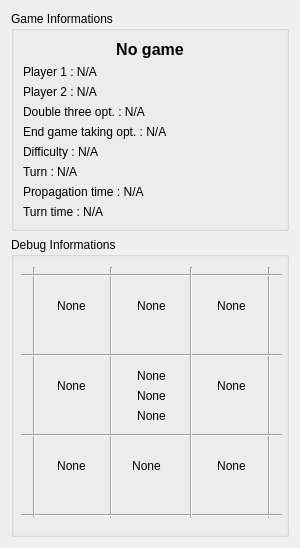
The window that GameInfos.ui (rouffj/gomoku) describes before a commit, drawn with Qt 5.
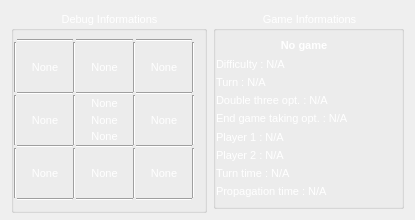
The same window after the commit.

```diff
--- a/GameInfos.ui
+++ b/GameInfos.ui
@@ -6,35 +6,482 @@
    <rect>
     <x>0</x>
     <y>0</y>
-    <width>300</width>
-    <height>544</height>
+    <width>415</width>
+    <height>220</height>
    </rect>
   </property>
+  <property name="minimumSize">
+   <size>
+    <width>415</width>
+    <height>220</height>
+   </size>
+  </property>
+  <property name="maximumSize">
+   <size>
+    <width>415</width>
+    <height>220</height>
+   </size>
+  </property>
   <property name="windowTitle">
    <string>Form</string>
   </property>
-  <layout class="QVBoxLayout" name="verticalLayout">
+  <property name="styleSheet">
+   <string notr="true"/>
+  </property>
+  <layout class="QHBoxLayout" name="horizontalLayout">
+   <item>
+    <widget class="QGroupBox" name="debugInfosGB">
+     <property name="minimumSize">
+      <size>
+       <width>196</width>
+       <height>202</height>
+      </size>
+     </property>
+     <property name="maximumSize">
+      <size>
+       <width>196</width>
+       <height>202</height>
+      </size>
+     </property>
+     <property name="styleSheet">
+      <string notr="true">color : white;
+font-size: 11px;
+</string>
+     </property>
+     <property name="title">
+      <string>Debug Informations</string>
+     </property>
+     <property name="alignment">
+      <set>Qt::AlignCenter</set>
+     </property>
+     <property name="checkable">
+      <bool>false</bool>
+     </property>
+     <property name="checked">
+      <bool>false</bool>
+     </property>
+     <layout class="QVBoxLayout" name="verticalLayout_3">
+      <property name="leftMargin">
+       <number>0</number>
+      </property>
+      <item>
+       <layout class="QGridLayout" name="gridLayout_2">
+        <property name="spacing">
+         <number>0</number>
+        </property>
+        <item row="3" column="3">
+         <layout class="QVBoxLayout" name="verticalLayout_4">
+          <item>
+           <widget class="QLabel" name="coordsLabel">
+            <property name="toolTip">
+             <string>Coords</string>
+            </property>
+            <property name="text">
+             <string>None</string>
+            </property>
+            <property name="alignment">
+             <set>Qt::AlignCenter</set>
+            </property>
+           </widget>
+          </item>
+          <item>
+           <widget class="QLabel" name="stoneLabel">
+            <property name="toolTip">
+             <string>Color</string>
+            </property>
+            <property name="text">
+             <string>None</string>
+            </property>
+            <property name="alignment">
+             <set>Qt::AlignCenter</set>
+            </property>
+           </widget>
+          </item>
+          <item>
+           <widget class="QLabel" name="takableLabel">
+            <property name="toolTip">
+             <string>Color</string>
+            </property>
+            <property name="text">
+             <string>None</string>
+            </property>
+            <property name="alignment">
+             <set>Qt::AlignCenter</set>
+            </property>
+           </widget>
+          </item>
+         </layout>
+        </item>
+        <item row="1" column="3">
+         <layout class="QVBoxLayout" name="verticalLayout_5">
+          <item>
+           <widget class="QLabel" name="alignTopLabel">
+            <property name="toolTip">
+             <string>Top</string>
+            </property>
+            <property name="text">
+             <string>
+None
+</string>
+            </property>
+            <property name="alignment">
+             <set>Qt::AlignCenter</set>
+            </property>
+           </widget>
+          </item>
+         </layout>
+        </item>
+        <item row="5" column="3">
+         <layout class="QVBoxLayout" name="verticalLayout_6">
+          <item>
+           <widget class="QLabel" name="alignBottomLabel">
+            <property name="toolTip">
+             <string>Bottom</string>
+            </property>
+            <property name="text">
+             <string>
+None
+</string>
+            </property>
+            <property name="alignment">
+             <set>Qt::AlignCenter</set>
+            </property>
+           </widget>
+          </item>
+         </layout>
+        </item>
+        <item row="1" column="5">
+         <layout class="QVBoxLayout" name="verticalLayout_7">
+          <item>
+           <widget class="QLabel" name="alignTopRightLabel">
+            <property name="toolTip">
+             <string>Top/Right</string>
+            </property>
+            <property name="text">
+             <string>
+None
+</string>
+            </property>
+            <property name="alignment">
+             <set>Qt::AlignCenter</set>
+            </property>
+           </widget>
+          </item>
+         </layout>
+        </item>
+        <item row="3" column="5">
+         <layout class="QVBoxLayout" name="verticalLayout_8">
+          <item>
+           <widget class="QLabel" name="alignRightLabel">
+            <property name="toolTip">
+             <string>Right</string>
+            </property>
+            <property name="text">
+             <string>
+None
+</string>
+            </property>
+            <property name="alignment">
+             <set>Qt::AlignCenter</set>
+            </property>
+           </widget>
+          </item>
+         </layout>
+        </item>
+        <item row="5" column="5">
+         <layout class="QVBoxLayout" name="verticalLayout_9">
+          <item>
+           <widget class="QLabel" name="alignBottomRightLabel">
+            <property name="toolTip">
+             <string>Bottom/Right</string>
+            </property>
+            <property name="text">
+             <string>
+None
+</string>
+            </property>
+            <property name="alignment">
+             <set>Qt::AlignCenter</set>
+            </property>
+           </widget>
+          </item>
+         </layout>
+        </item>
+        <item row="1" column="1">
+         <layout class="QVBoxLayout" name="verticalLayout_11">
+          <item>
+           <widget class="QLabel" name="alignTopLeftLabel">
+            <property name="toolTip">
+             <string>Top/Left</string>
+            </property>
+            <property name="text">
+             <string>
+None
+</string>
+            </property>
+            <property name="alignment">
+             <set>Qt::AlignCenter</set>
+            </property>
+           </widget>
+          </item>
+         </layout>
+        </item>
+        <item row="3" column="1">
+         <layout class="QVBoxLayout" name="verticalLayout_12">
+          <item>
+           <widget class="QLabel" name="alignLeftLabel">
+            <property name="toolTip">
+             <string>Left</string>
+            </property>
+            <property name="text">
+             <string>
+None
+</string>
+            </property>
+            <property name="alignment">
+             <set>Qt::AlignCenter</set>
+            </property>
+           </widget>
+          </item>
+         </layout>
+        </item>
+        <item row="5" column="1">
+         <layout class="QVBoxLayout" name="verticalLayout_13">
+          <item>
+           <widget class="QLabel" name="alignBottomLeftLabel">
+            <property name="toolTip">
+             <string>Bottom/Left</string>
+            </property>
+            <property name="text">
+             <string>
+None
+</string>
+            </property>
+            <property name="alignment">
+             <set>Qt::AlignCenter</set>
+            </property>
+           </widget>
+          </item>
+         </layout>
+        </item>
+        <item row="5" column="2">
+         <widget class="Line" name="line">
+          <property name="sizePolicy">
+           <sizepolicy hsizetype="Fixed" vsizetype="Minimum">
+            <horstretch>0</horstretch>
+            <verstretch>0</verstretch>
+           </sizepolicy>
+          </property>
+          <property name="orientation">
+           <enum>Qt::Vertical</enum>
+          </property>
+         </widget>
+        </item>
+        <item row="3" column="2">
+         <widget class="Line" name="line_2">
+          <property name="orientation">
+           <enum>Qt::Vertical</enum>
+          </property>
+         </widget>
+        </item>
+        <item row="1" column="2">
+         <widget class="Line" name="line_3">
+          <property name="orientation">
+           <enum>Qt::Vertical</enum>
+          </property>
+         </widget>
+        </item>
+        <item row="1" column="4">
+         <widget class="Line" name="line_4">
+          <property name="orientation">
+           <enum>Qt::Vertical</enum>
+          </property>
+         </widget>
+        </item>
+        <item row="3" column="4">
+         <widget class="Line" name="line_5">
+          <property name="orientation">
+           <enum>Qt::Vertical</enum>
+          </property>
+         </widget>
+        </item>
+        <item row="5" column="4">
+         <widget class="Line" name="line_6">
+          <property name="orientation">
+           <enum>Qt::Vertical</enum>
+          </property>
+         </widget>
+        </item>
+        <item row="4" column="1">
+         <widget class="Line" name="line_7">
+          <property name="orientation">
+           <enum>Qt::Horizontal</enum>
+          </property>
+         </widget>
+        </item>
+        <item row="4" column="3">
+         <widget class="Line" name="line_8">
+          <property name="orientation">
+           <enum>Qt::Horizontal</enum>
+          </property>
+         </widget>
+        </item>
+        <item row="4" column="5">
+         <widget class="Line" name="line_9">
+          <property name="orientation">
+           <enum>Qt::Horizontal</enum>
+          </property>
+         </widget>
+        </item>
+        <item row="2" column="1">
+         <widget class="Line" name="line_10">
+          <property name="orientation">
+           <enum>Qt::Horizontal</enum>
+          </property>
+         </widget>
+        </item>
+        <item row="2" column="3">
+         <widget class="Line" name="line_11">
+          <property name="orientation">
+           <enum>Qt::Horizontal</enum>
+          </property>
+         </widget>
+        </item>
+        <item row="2" column="5">
+         <widget class="Line" name="line_12">
+          <property name="orientation">
+           <enum>Qt::Horizontal</enum>
+          </property>
+         </widget>
+        </item>
+        <item row="6" column="1">
+         <widget class="Line" name="line_13">
+          <property name="orientation">
+           <enum>Qt::Horizontal</enum>
+          </property>
+         </widget>
+        </item>
+        <item row="6" column="3">
+         <widget class="Line" name="line_14">
+          <property name="orientation">
+           <enum>Qt::Horizontal</enum>
+          </property>
+         </widget>
+        </item>
+        <item row="6" column="5">
+         <widget class="Line" name="line_15">
+          <property name="orientation">
+           <enum>Qt::Horizontal</enum>
+          </property>
+         </widget>
+        </item>
+        <item row="0" column="3">
+         <widget class="Line" name="line_16">
+          <property name="orientation">
+           <enum>Qt::Horizontal</enum>
+          </property>
+         </widget>
+        </item>
+        <item row="0" column="1">
+         <widget class="Line" name="line_17">
+          <property name="orientation">
+           <enum>Qt::Horizontal</enum>
+          </property>
+         </widget>
+        </item>
+        <item row="0" column="5">
+         <widget class="Line" name="line_18">
+          <property name="orientation">
+           <enum>Qt::Horizontal</enum>
+          </property>
+         </widget>
+        </item>
+        <item row="3" column="0">
+         <widget class="Line" name="line_19">
+          <property name="orientation">
+           <enum>Qt::Vertical</enum>
+          </property>
+         </widget>
+        </item>
+        <item row="5" column="0">
+         <widget class="Line" name="line_20">
+          <property name="orientation">
+           <enum>Qt::Vertical</enum>
+          </property>
+         </widget>
+        </item>
+        <item row="1" column="0">
+         <widget class="Line" name="line_21">
+          <property name="orientation">
+           <enum>Qt::Vertical</enum>
+          </property>
+         </widget>
+        </item>
+        <item row="5" column="6">
+         <widget class="Line" name="line_22">
+          <property name="orientation">
+           <enum>Qt::Vertical</enum>
+          </property>
+         </widget>
+        </item>
+        <item row="3" column="6">
+         <widget class="Line" name="line_23">
+          <property name="orientation">
+           <enum>Qt::Vertical</enum>
+          </property>
+         </widget>
+        </item>
+        <item row="1" column="6">
+         <widget class="Line" name="line_24">
+          <property name="orientation">
+           <enum>Qt::Vertical</enum>
+          </property>
+         </widget>
+        </item>
+       </layout>
+      </item>
+     </layout>
+    </widget>
+   </item>
    <item>
     <widget class="QGroupBox" name="gameInfosGB">
      <property name="maximumSize">
       <size>
        <width>16777215</width>
-       <height>230</height>
+       <height>16777215</height>
       </size>
      </property>
+     <property name="styleSheet">
+      <string notr="true">color : white; font-size: 11px;</string>
+     </property>
      <property name="title">
       <string>Game Informations</string>
      </property>
+     <property name="alignment">
+      <set>Qt::AlignCenter</set>
+     </property>
+     <property name="flat">
+      <bool>false</bool>
+     </property>
+     <property name="checkable">
+      <bool>false</bool>
+     </property>
      <layout class="QVBoxLayout" name="verticalLayout_2">
+      <property name="leftMargin">
+       <number>0</number>
+      </property>
       <item>
        <widget class="QLabel" name="gameStatusLabel">
         <property name="font">
          <font>
-          <pointsize>12</pointsize>
+          <pointsize>-1</pointsize>
           <weight>75</weight>
           <bold>true</bold>
          </font>
         </property>
+        <property name="styleSheet">
+         <string notr="true">font-weight: bold;</string>
+        </property>
         <property name="text">
          <string>No game</string>
         </property>
@@ -43,34 +490,6 @@
         </property>
        </widget>
       </item>
-      <item>
-       <widget class="QLabel" name="playerOneLabel">
-        <property name="text">
-         <string>Player 1 : N/A</string>
-        </property>
-       </widget>
-      </item>
-      <item>
-       <widget class="QLabel" name="playerTwoLabel">
-        <property name="text">
-         <string>Player 2 : N/A</string>
-        </property>
-       </widget>
-      </item>
-      <item>
-       <widget class="QLabel" name="doubleThreeLabel">
-        <property name="text">
-         <string>Double three opt. : N/A</string>
-        </property>
-       </widget>
-      </item>
-      <item>
-       <widget class="QLabel" name="endGameTakingLabel">
-        <property name="text">
-         <string>End game taking opt. : N/A</string>
-        </property>
-       </widget>
-      </item>
       <item>
        <widget class="QLabel" name="difficultyLabel">
         <property name="text">
@@ -86,9 +505,30 @@
        </widget>
       </item>
       <item>
-       <widget class="QLabel" name="timeLabel">
+       <widget class="QLabel" name="doubleThreeLabel">
         <property name="text">
-         <string>Propagation time : N/A</string>
+         <string>Double three opt. : N/A</string>
+        </property>
+       </widget>
+      </item>
+      <item>
+       <widget class="QLabel" name="endGameTakingLabel">
+        <property name="text">
+         <string>End game taking opt. : N/A</string>
+        </property>
+       </widget>
+      </item>
+      <item>
+       <widget class="QLabel" name="playerOneLabel">
+        <property name="text">
+         <string>Player 1 : N/A</string>
+        </property>
+       </widget>
+      </item>
+      <item>
+       <widget class="QLabel" name="playerTwoLabel">
+        <property name="text">
+         <string>Player 2 : N/A</string>
         </property>
        </widget>
       </item>
@@ -99,343 +539,16 @@
         </property>
        </widget>
       </item>
+      <item>
+       <widget class="QLabel" name="timeLabel">
+        <property name="text">
+         <string>Propagation time : N/A</string>
+        </property>
+       </widget>
+      </item>
      </layout>
     </widget>
    </item>
-   <item>
-    <widget class="QGroupBox" name="debugInfosGB">
-     <property name="minimumSize">
-      <size>
-       <width>0</width>
-       <height>300</height>
-      </size>
-     </property>
-     <property name="title">
-      <string>Debug Informations</string>
-     </property>
-     <widget class="QLabel" name="alignTopLeftLabel">
-      <property name="geometry">
-       <rect>
-        <x>30</x>
-        <y>40</y>
-        <width>61</width>
-        <height>71</height>
-       </rect>
-      </property>
-      <property name="toolTip">
-       <string>Top/Left</string>
-      </property>
-      <property name="text">
-       <string>None
-</string>
-      </property>
-      <property name="alignment">
-       <set>Qt::AlignCenter</set>
-      </property>
-     </widget>
-     <widget class="QLabel" name="alignRightLabel">
-      <property name="geometry">
-       <rect>
-        <x>190</x>
-        <y>120</y>
-        <width>61</width>
-        <height>71</height>
-       </rect>
-      </property>
-      <property name="toolTip">
-       <string>Right</string>
-      </property>
-      <property name="text">
-       <string>None
-</string>
-      </property>
-      <property name="alignment">
-       <set>Qt::AlignCenter</set>
-      </property>
-     </widget>
-     <widget class="QLabel" name="alignTopRightLabel">
-      <property name="geometry">
-       <rect>
-        <x>190</x>
-        <y>40</y>
-        <width>61</width>
-        <height>71</height>
-       </rect>
-      </property>
-      <property name="toolTip">
-       <string>Top/Right</string>
-      </property>
-      <property name="text">
-       <string>None
-</string>
-      </property>
-      <property name="alignment">
-       <set>Qt::AlignCenter</set>
-      </property>
-     </widget>
-     <widget class="Line" name="line_5">
-      <property name="geometry">
-       <rect>
-        <x>250</x>
-        <y>30</y>
-        <width>16</width>
-        <height>251</height>
-       </rect>
-      </property>
-      <property name="orientation">
-       <enum>Qt::Vertical</enum>
-      </property>
-     </widget>
-     <widget class="QLabel" name="alignBottomRightLabel">
-      <property name="geometry">
-       <rect>
-        <x>190</x>
-        <y>200</y>
-        <width>61</width>
-        <height>71</height>
-       </rect>
-      </property>
-      <property name="toolTip">
-       <string>Bottom/Right</string>
-      </property>
-      <property name="text">
-       <string>None
-</string>
-      </property>
-      <property name="alignment">
-       <set>Qt::AlignCenter</set>
-      </property>
-     </widget>
-     <widget class="QLabel" name="alignBottomLeftLabel">
-      <property name="geometry">
-       <rect>
-        <x>30</x>
-        <y>200</y>
-        <width>61</width>
-        <height>71</height>
-       </rect>
-      </property>
-      <property name="toolTip">
-       <string>Bottom/Left</string>
-      </property>
-      <property name="text">
-       <string>None
-</string>
-      </property>
-      <property name="alignment">
-       <set>Qt::AlignCenter</set>
-      </property>
-     </widget>
-     <widget class="Line" name="line_2">
-      <property name="geometry">
-       <rect>
-        <x>90</x>
-        <y>30</y>
-        <width>20</width>
-        <height>251</height>
-       </rect>
-      </property>
-      <property name="orientation">
-       <enum>Qt::Vertical</enum>
-      </property>
-     </widget>
-     <widget class="QLabel" name="alignBottomLabel">
-      <property name="geometry">
-       <rect>
-        <x>100</x>
-        <y>200</y>
-        <width>71</width>
-        <height>71</height>
-       </rect>
-      </property>
-      <property name="toolTip">
-       <string>Bottom</string>
-      </property>
-      <property name="text">
-       <string>None
-</string>
-      </property>
-      <property name="alignment">
-       <set>Qt::AlignCenter</set>
-      </property>
-     </widget>
-     <widget class="QLabel" name="coordsLabel">
-      <property name="geometry">
-       <rect>
-        <x>100</x>
-        <y>130</y>
-        <width>81</width>
-        <height>17</height>
-       </rect>
-      </property>
-      <property name="toolTip">
-       <string>Coords</string>
-      </property>
-      <property name="text">
-       <string>None</string>
-      </property>
-      <property name="alignment">
-       <set>Qt::AlignCenter</set>
-      </property>
-     </widget>
-     <widget class="QLabel" name="alignTopLabel">
-      <property name="geometry">
-       <rect>
-        <x>110</x>
-        <y>40</y>
-        <width>61</width>
-        <height>71</height>
-       </rect>
-      </property>
-      <property name="toolTip">
-       <string>Top</string>
-      </property>
-      <property name="text">
-       <string>None
-</string>
-      </property>
-      <property name="alignment">
-       <set>Qt::AlignCenter</set>
-      </property>
-     </widget>
-     <widget class="Line" name="line_8">
-      <property name="geometry">
-       <rect>
-        <x>10</x>
-        <y>270</y>
-        <width>261</width>
-        <height>16</height>
-       </rect>
-      </property>
-      <property name="orientation">
-       <enum>Qt::Horizontal</enum>
-      </property>
-     </widget>
-     <widget class="QLabel" name="alignLeftLabel">
-      <property name="geometry">
-       <rect>
-        <x>30</x>
-        <y>120</y>
-        <width>61</width>
-        <height>71</height>
-       </rect>
-      </property>
-      <property name="toolTip">
-       <string>Left</string>
-      </property>
-      <property name="text">
-       <string>None
-</string>
-      </property>
-      <property name="alignment">
-       <set>Qt::AlignCenter</set>
-      </property>
-     </widget>
-     <widget class="Line" name="line">
-      <property name="geometry">
-       <rect>
-        <x>13</x>
-        <y>30</y>
-        <width>20</width>
-        <height>251</height>
-       </rect>
-      </property>
-      <property name="orientation">
-       <enum>Qt::Vertical</enum>
-      </property>
-     </widget>
-     <widget class="Line" name="line_7">
-      <property name="geometry">
-       <rect>
-        <x>10</x>
-        <y>190</y>
-        <width>261</width>
-        <height>16</height>
-       </rect>
-      </property>
-      <property name="orientation">
-       <enum>Qt::Horizontal</enum>
-      </property>
-     </widget>
-     <widget class="QLabel" name="stoneLabel">
-      <property name="geometry">
-       <rect>
-        <x>100</x>
-        <y>150</y>
-        <width>81</width>
-        <height>17</height>
-       </rect>
-      </property>
-      <property name="toolTip">
-       <string>Color</string>
-      </property>
-      <property name="text">
-       <string>None</string>
-      </property>
-      <property name="alignment">
-       <set>Qt::AlignCenter</set>
-      </property>
-     </widget>
-     <widget class="Line" name="line_3">
-      <property name="geometry">
-       <rect>
-        <x>10</x>
-        <y>30</y>
-        <width>261</width>
-        <height>16</height>
-       </rect>
-      </property>
-      <property name="orientation">
-       <enum>Qt::Horizontal</enum>
-      </property>
-     </widget>
-     <widget class="Line" name="line_6">
-      <property name="geometry">
-       <rect>
-        <x>10</x>
-        <y>110</y>
-        <width>261</width>
-        <height>16</height>
-       </rect>
-      </property>
-      <property name="orientation">
-       <enum>Qt::Horizontal</enum>
-      </property>
-     </widget>
-     <widget class="Line" name="line_4">
-      <property name="geometry">
-       <rect>
-        <x>170</x>
-        <y>30</y>
-        <width>20</width>
-        <height>251</height>
-       </rect>
-      </property>
-      <property name="orientation">
-       <enum>Qt::Vertical</enum>
-      </property>
-     </widget>
-     <widget class="QLabel" name="takableLabel">
-      <property name="geometry">
-       <rect>
-        <x>100</x>
-        <y>170</y>
-        <width>81</width>
-        <height>17</height>
-       </rect>
-      </property>
-      <property name="toolTip">
-       <string>Color</string>
-      </property>
-      <property name="text">
-       <string>None</string>
-      </property>
-      <property name="alignment">
-       <set>Qt::AlignCenter</set>
-      </property>
-     </widget>
-    </widget>
-   </item>
   </layout>
  </widget>
  <resources/>
```
